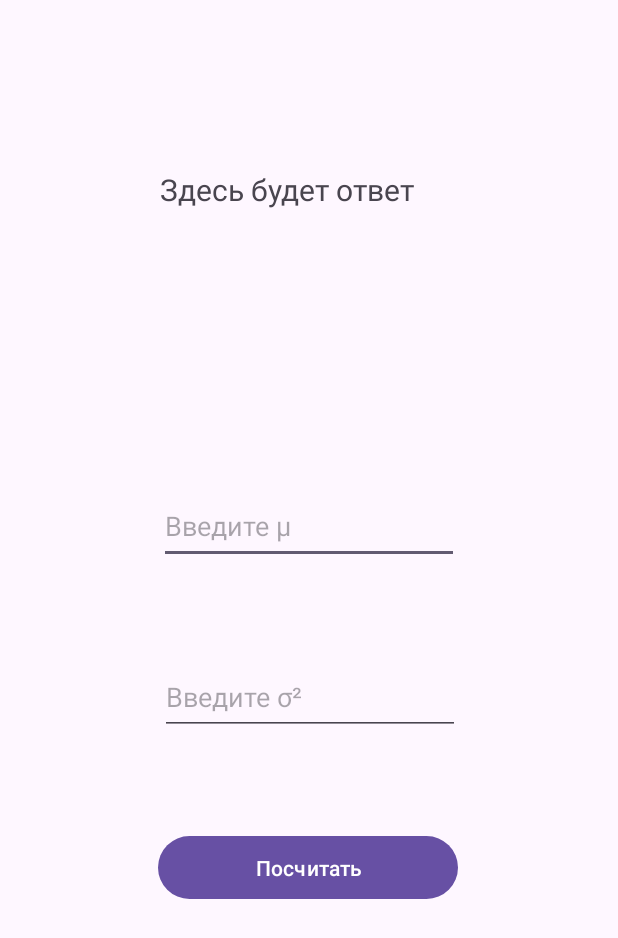
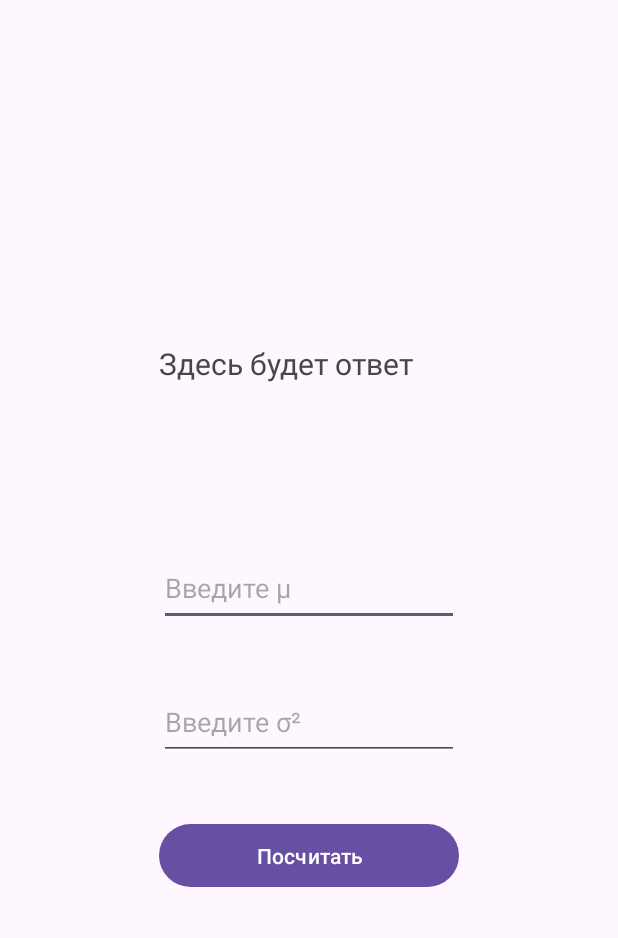
Before and after one commit to 1nc0-gn1t0s/FKN_kotlin_project, an Android app: the screen it shows after launch (MainActivity), on a phone screen of 412 x 824 dp. Shown: the top 938 px of the screen. Run offline under Robolectric (Android 15) with nearby library versions, the phone set to English and light mode, and no system bars.

```diff
--- a/app/build.gradle.kts
+++ b/app/build.gradle.kts
@@ -41,7 +41,12 @@ dependencies {
     implementation("androidx.appcompat:appcompat:1.6.1")
     implementation("com.google.android.material:material:1.12.0")
     implementation("androidx.constraintlayout:constraintlayout:2.1.4")
+    implementation("androidx.test.ext:junit-ktx:1.1.5")
+    implementation("androidx.test:runner:1.5.2")
     testImplementation("junit:junit:4.13.2")
     androidTestImplementation("androidx.test.ext:junit:1.1.5")
     androidTestImplementation("androidx.test.espresso:espresso-core:3.5.1")
+    androidTestImplementation("androidx.test.espresso:espresso-contrib:3.5.1")
+    implementation("org.apache.commons:commons-math3:3.6.1")
+    implementation("io.github.kakaocup:kakao:3.5.1")
 }
--- a/app/src/main/AndroidManifest.xml
+++ b/app/src/main/AndroidManifest.xml
@@ -14,6 +14,7 @@
         tools:targetApi="31">
         <activity
             android:name=".MainActivity"
+            android:screenOrientation= "fullSensor"
             android:windowSoftInputMode="adjustResize"
             android:exported="true">
             <intent-filter>
--- a/app/src/main/res/layout/activity_main.xml
+++ b/app/src/main/res/layout/activity_main.xml
@@ -11,9 +11,9 @@
         android:layout_width="200dp"
         android:layout_height="50dp"
         android:layout_marginStart="100dp"
-        android:layout_marginTop="25dp"
+        android:layout_marginTop="5dp"
         android:layout_marginEnd="100dp"
-        android:layout_marginBottom="25dp"
+        android:layout_marginBottom="5dp"
         android:ems="10"
         android:hint="@string/input_mu"
         android:inputType="number|numberSigned|numberDecimal"
@@ -27,15 +27,14 @@
         android:layout_width="200dp"
         android:layout_height="50dp"
         android:layout_marginStart="100dp"
-        android:layout_marginTop="25dp"
+        android:layout_marginTop="5dp"
         android:layout_marginEnd="100dp"
-        android:layout_marginBottom="25dp"
+        android:layout_marginBottom="5dp"
         android:ems="10"
         android:hint="@string/input_squared_sigma"
         android:inputType="number|numberSigned|numberDecimal"
         app:layout_constraintBottom_toTopOf="@+id/get_random_num"
         app:layout_constraintEnd_toEndOf="parent"
-        app:layout_constraintHorizontal_bias="0.545"
         app:layout_constraintStart_toStartOf="parent"
         app:layout_constraintTop_toBottomOf="@+id/mean_val" />
 
@@ -44,29 +43,27 @@
         android:layout_width="200dp"
         android:layout_height="50dp"
         android:layout_marginStart="100dp"
-        android:layout_marginTop="25dp"
+        android:layout_marginTop="5dp"
         android:layout_marginEnd="100dp"
-        android:layout_marginBottom="208dp"
+        android:layout_marginBottom="200dp"
         android:text="@string/count"
         app:layout_constraintBottom_toBottomOf="parent"
         app:layout_constraintEnd_toEndOf="parent"
-        app:layout_constraintHorizontal_bias="0.454"
         app:layout_constraintStart_toStartOf="parent"
         app:layout_constraintTop_toBottomOf="@+id/variance_value" />
 
     <TextView
         android:id="@+id/rundom_number_result"
         android:layout_width="200dp"
-        android:layout_height="150dp"
+        android:layout_height="100dp"
         android:layout_marginStart="100dp"
-        android:layout_marginTop="100dp"
+        android:layout_marginTop="200dp"
         android:layout_marginEnd="100dp"
-        android:layout_marginBottom="25dp"
+        android:layout_marginBottom="5dp"
         android:text="@string/answer"
         android:textSize="20sp"
         app:layout_constraintBottom_toTopOf="@+id/mean_val"
         app:layout_constraintEnd_toEndOf="parent"
-        app:layout_constraintHorizontal_bias="0.545"
         app:layout_constraintStart_toStartOf="parent"
         app:layout_constraintTop_toTopOf="parent"
         app:layout_constraintVertical_bias="0.0" />
```
Also changed, not shown: app/src/main/java/com/example/fkn_kotlin_project/MainActivity.kt (+24 -3 lines).
